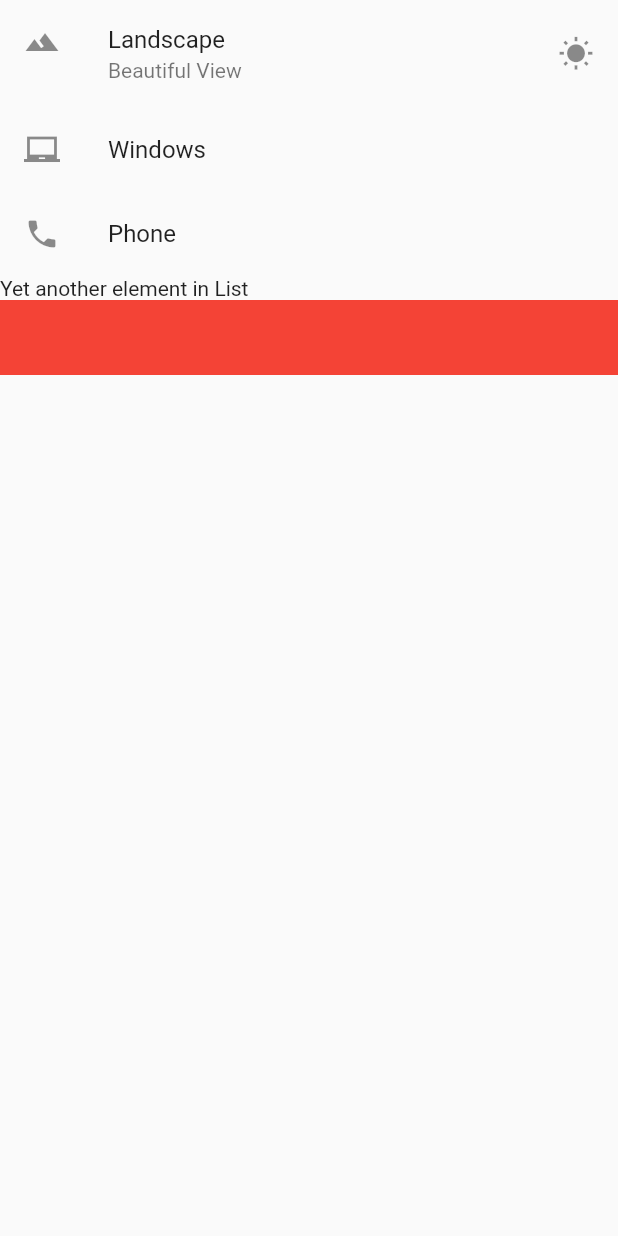
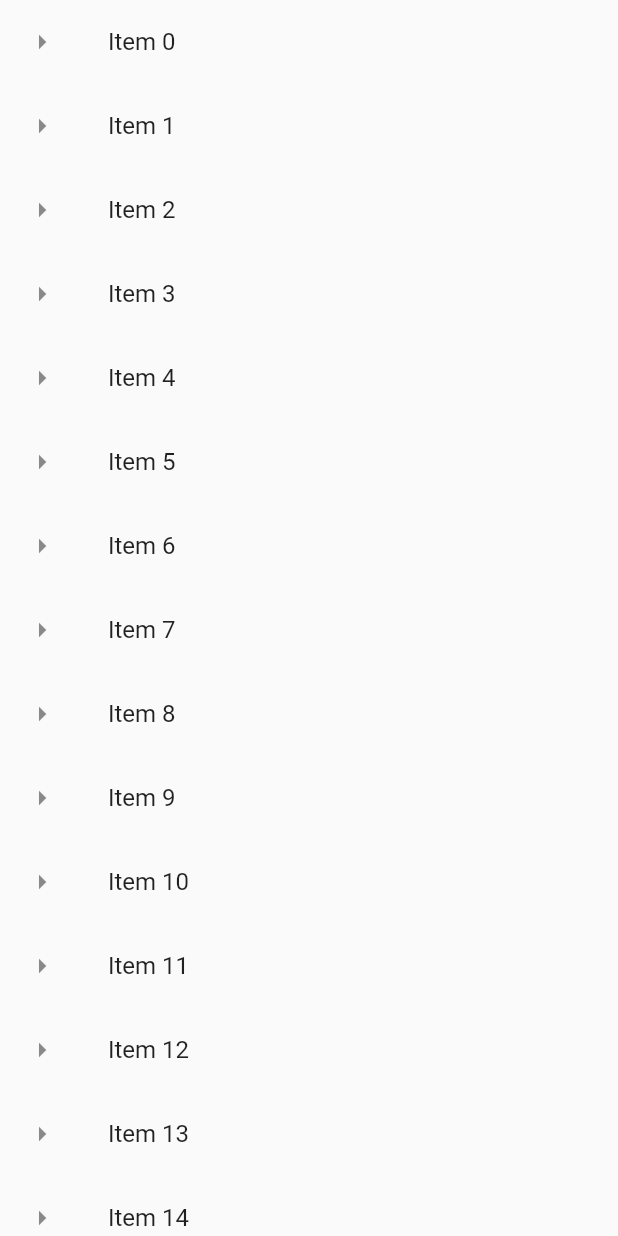
Before and after one commit to smallken99/flutter-demos-by-hand, a Flutter app: what getListView() shows on an empty page, opened directly, on a phone screen of 412 x 824 dp. Run offline on Flutter 3.47's test engine with Material 2 defaults, Android fonts, the phone set to English and light mode, and no system bars.

Commit message:
#2.8 Flutter LONG LIST. Memory Efficient dynamic ListView tutorial: Flutter Dart Tutorial

```diff
--- a/lib/main.dart
+++ b/lib/main.dart
@@ -9,39 +9,29 @@ void main() {
     title: "Exploring UI widgets",
     home: Scaffold(
       appBar: AppBar(
-        title: Text('Basic List View'),
+        title: Text('Long List'),
       ),
       body: getListView(),
     ),
   ));
 }
 
+List<String> getListElements() {
+  var items = List<String>.generate(1000, (counter) => "Item $counter");
+  return items;
+}
+
 Widget getListView() {
-  var listView = ListView(
-    children: <Widget>[
-      ListTile(
-        leading: Icon(Icons.landscape),
-        title: Text('Landscape'),
-        subtitle: Text('Beautiful View'),
-        trailing: Icon(Icons.wb_sunny),
-        onTap: () {
-          debugPrint("Landscape tapped");
-        },
-      ),
-      ListTile(
-        leading: Icon(Icons.laptop_chromebook),
-        title: Text('Windows'),
-      ),
-      ListTile(
-        leading: Icon(Icons.phone),
-        title: Text('Phone'),
-      ),
-      Text('Yet another element in List'),
-      Container(
-        color: Colors.red,
-        height: 50.0,
-      )
-    ],
-  );
+  var listItems = getListElements();
+
+  var listView = ListView.builder(itemBuilder: (context, index) {
+    return ListTile(
+      leading: Icon(Icons.arrow_right),
+      title: Text(listItems[index]),
+      onTap: () {
+        debugPrint("${listItems[index]} was tapped.");
+      },
+    );
+  });
   return listView;
 }
```
